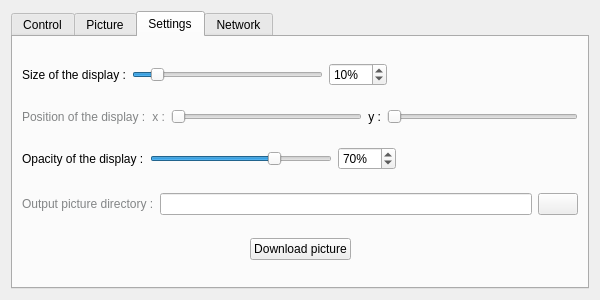
Qt form src/gui/AutoscopeWindowForm.ui (thibaudledo/Autoscope-Stellarium-plugin) before a commit.
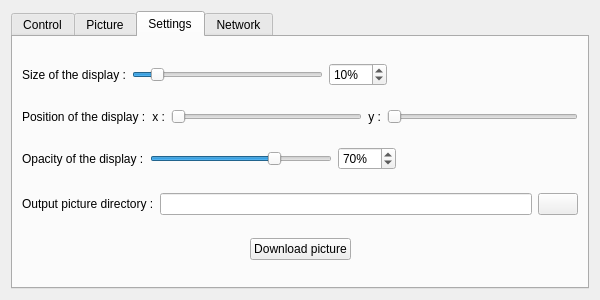
The same form after that commit. The open tabs and pages were chosen to show the change.

Commit message: Correction of the display window positionning

```diff
--- a/src/gui/AutoscopeWindowForm.ui
+++ b/src/gui/AutoscopeWindowForm.ui
@@ -441,7 +441,7 @@
          <item>
           <widget class="QLabel" name="picturePositionLabel">
            <property name="styleSheet">
-            <string notr="true">QWidget{color: #838586;}</string>
+            <string notr="true"/>
            </property>
            <property name="text">
             <string>Position of the display :</string>
@@ -451,7 +451,7 @@
          <item>
           <widget class="QLabel" name="horizontalLabel">
            <property name="styleSheet">
-            <string notr="true">QWidget{color: #838586;}</string>
+            <string notr="true"/>
            </property>
            <property name="text">
             <string>x :</string>
@@ -554,7 +554,7 @@
          <item>
           <widget class="QLabel" name="picturePathLabel">
            <property name="styleSheet">
-            <string notr="true">QWidget{color: #838586;}</string>
+            <string notr="true"/>
            </property>
            <property name="text">
             <string>Output picture directory :</string>
```
Left out of the diff: 4 changed lines with no effect on the pictures. The commit also changes 3 other files.
